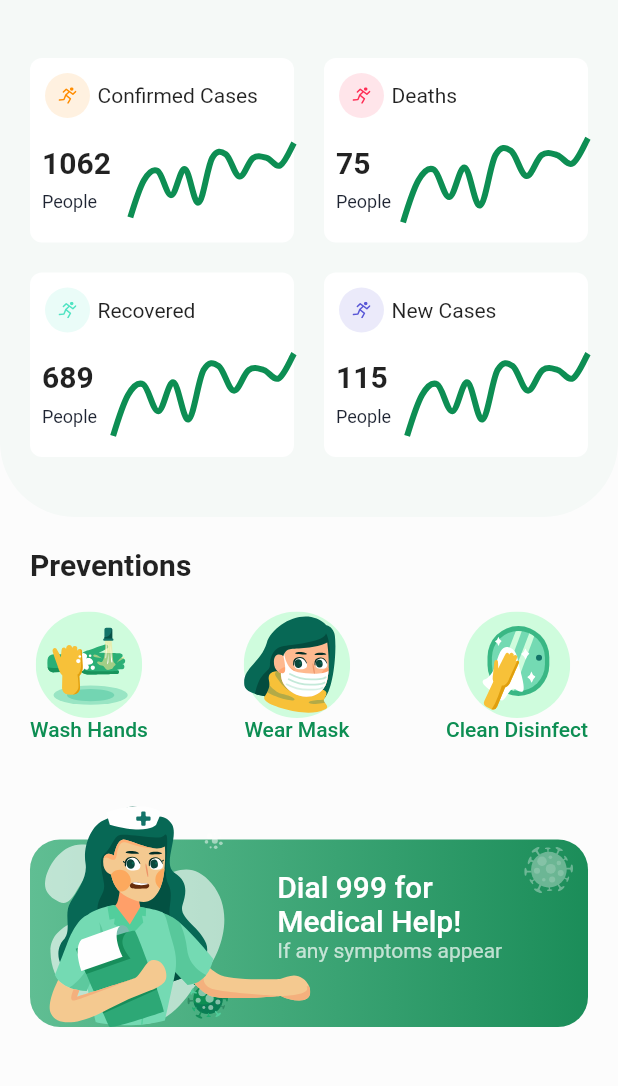
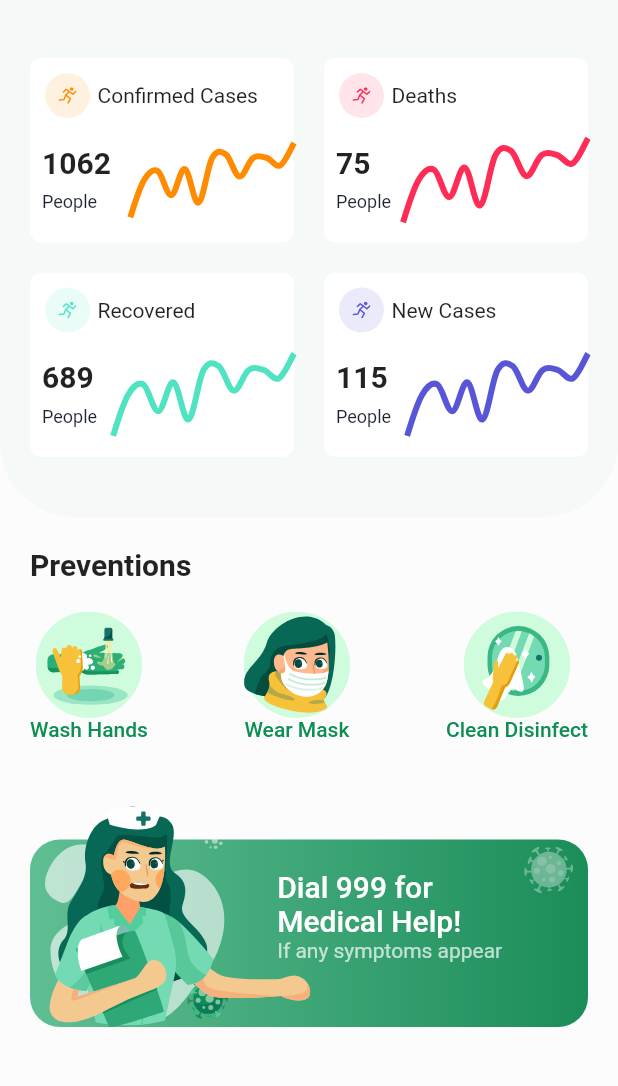
Before and after one commit to iamrizvan/covid19ui, a Flutter app: the screen it shows after launch, on a phone screen of 412 x 824 dp, the part 56-1142 px from its top. Run offline on Flutter 3.47's test engine with Material 2 defaults, Android fonts, the phone set to English and light mode, and no system bars; drawn by our look-alikes of fl_chart; our stand-ins replace flutter_svg.

Commit message:
chart color is customized dynamically

```diff
--- a/lib/widgets/info_card.dart
+++ b/lib/widgets/info_card.dart
@@ -76,7 +76,7 @@ class InfoCard extends StatelessWidget {
                                       style: TextStyle(fontSize: 12, height: 2))
                                 ]))),
                         Expanded(
-                          child: LineReportChart(),
+                          child: LineReportChart(color: iconColor,),
                         )
                       ],
                     ))
--- a/lib/widgets/line_chart.dart
+++ b/lib/widgets/line_chart.dart
@@ -2,13 +2,15 @@
 import 'package:fl_chart/fl_chart.dart';
 import 'package:flutter/material.dart';
 
- class LineReportChart extends StatelessWidget
-  {
+class LineReportChart extends StatelessWidget {
+  final Color color;
+  LineReportChart({this.color});
+
   @override
   Widget build(BuildContext context) {
-    return AspectRatio(aspectRatio: 2.2,
-    child: LineChart(
-      LineChartData(
+    return AspectRatio(
+      aspectRatio: 2.2,
+      child: LineChart(LineChartData(
           gridData: FlGridData(show: false),
           borderData: FlBorderData(show: false),
           titlesData: FlTitlesData(show: false),
@@ -16,18 +18,15 @@ import 'package:flutter/material.dart';
             LineChartBarData(
                 spots: getSports(),
                 isCurved: true,
-         dotData:  FlDotData(show: false),
+                dotData: FlDotData(show: false),
                 belowBarData: BarAreaData(show: false),
-         colors: [kPrimaryColor],
-         barWidth: 4
-       )
-        ]
-      )
-    ),);
+                colors: [color],
+                barWidth: 4)
+          ])),
+    );
   }
 
-List<FlSpot> getSports()
-{
+  List<FlSpot> getSports() {
     return [
       FlSpot(0, 0.5),
       FlSpot(1, 1.5),
@@ -44,5 +43,4 @@ List<FlSpot> getSports()
       FlSpot(12, 2.5),
     ];
   }
-
 }
```
Lines whose indentation alone changed are shown as unchanged.
